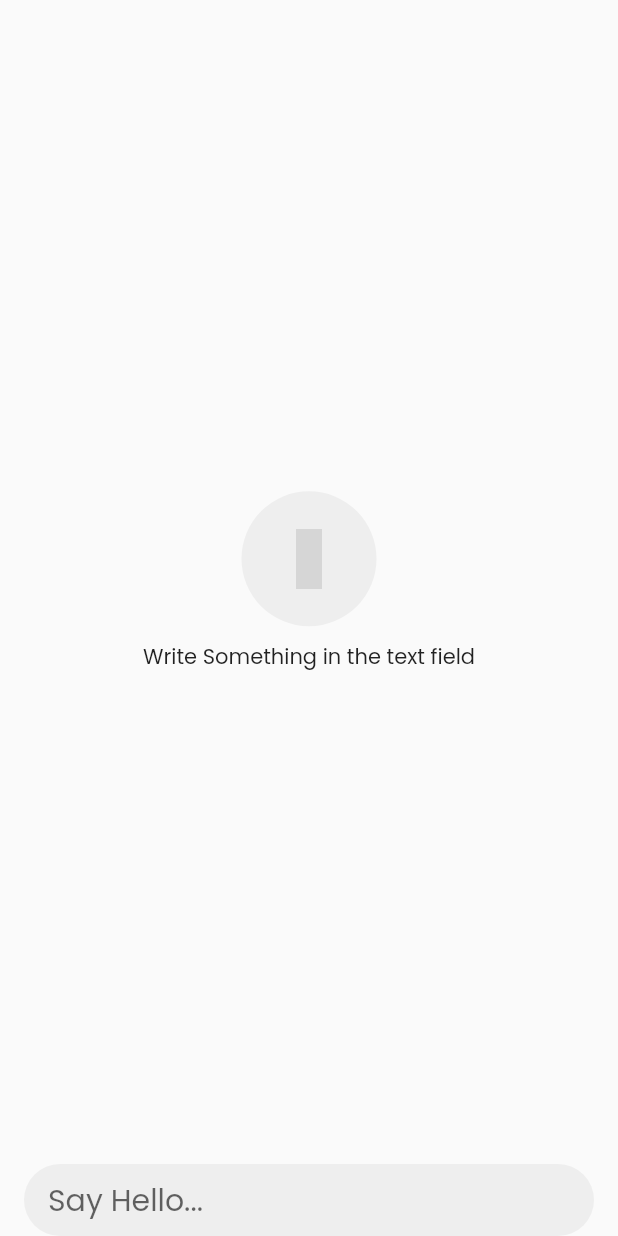
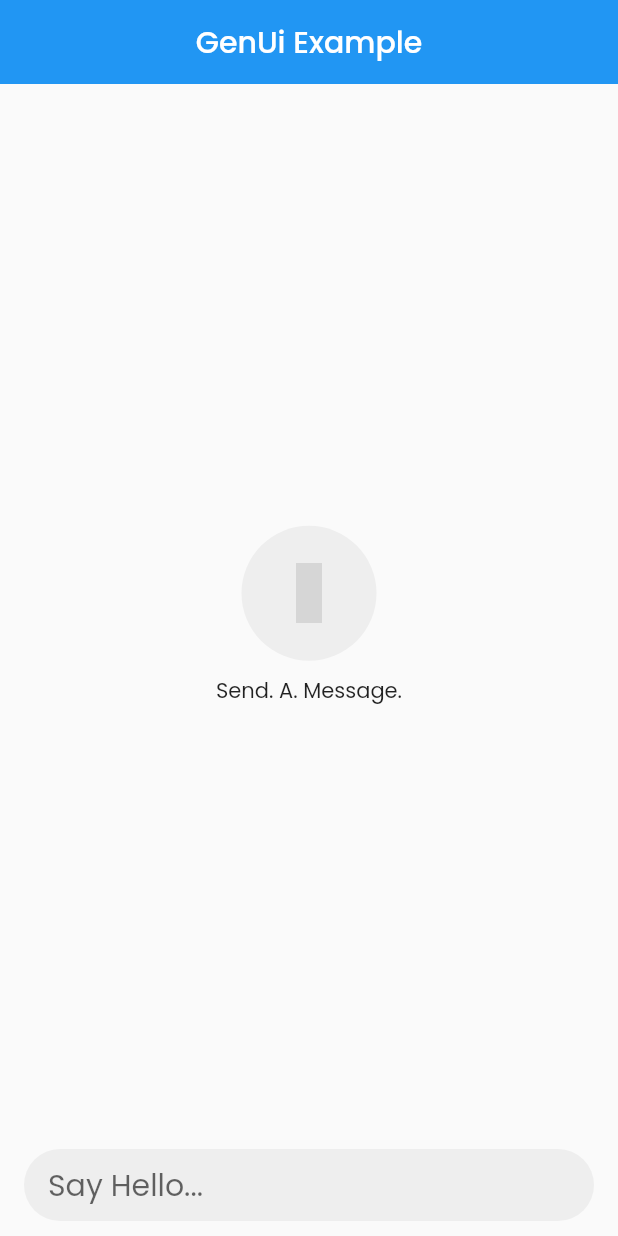
Before and after one commit to TheCodeDaniel/flutter_gen_ui_demo, a Flutter app: the screen it shows after launch, on a phone screen of 412 x 824 dp. Run offline on Flutter 3.47's test engine with Material 3 defaults, Android fonts, the phone set to English and light mode, and no system bars; our stand-ins replace iconsax; missing offline and left inert: genui; grey boxes are pictures that could not be loaded.

Commit message:
feat: complete simple chat UI

```diff
--- a/lib/features/chat/presentation/chat_home_ui.dart
+++ b/lib/features/chat/presentation/chat_home_ui.dart
@@ -11,11 +11,44 @@ class ChatHomeUi extends StatefulWidget {
 }
 
 class _ChatHomeUiState extends State<ChatHomeUi> {
+  TextEditingController userMessageController = TextEditingController();
+  bool hasMessage = false;
+
+  final scrollController = ScrollController();
+
+  @override
+  void initState() {
+    super.initState();
+    userMessageController.addListener(() {
+      if (userMessageController.text.isNotEmpty) {
+        setState(() => hasMessage = true);
+      } else {
+        setState(() => hasMessage = false);
+      }
+    });
+  }
+
   List<ChatModel> chatMessages = [];
+
+  void _sendMessage() {
+    setState(() {});
+    chatMessages.add(ChatModel(isUser: true, text: userMessageController.text));
+    userMessageController.clear();
+    if (chatMessages.length > 2) {
+      if (scrollController.hasClients) {
+        scrollController.animateTo(
+          scrollController.position.maxScrollExtent,
+          duration: const Duration(milliseconds: 500),
+          curve: Curves.easeOut,
+        );
+      }
+    }
+  }
 
   @override
   Widget build(BuildContext context) {
     return Scaffold(
+      appBar: AppBar(elevation: 0, centerTitle: true, title: Text("GenUi Example")),
       body: SafeArea(
         child: Padding(
           padding: const .symmetric(horizontal: 16),
@@ -33,7 +66,7 @@ class _ChatHomeUiState extends State<ChatHomeUi> {
                           backgroundColor: Colors.grey.shade200,
                           child: Icon(Iconsax.message, size: 40, color: Colors.black),
                         ),
-                        Text("Write Something in the text field"),
+                        Text("Send. A. Message."),
                       ],
                     ),
                   ),
@@ -41,6 +74,8 @@ class _ChatHomeUiState extends State<ChatHomeUi> {
               else
                 Expanded(
                   child: ListView.separated(
+                    physics: BouncingScrollPhysics(),
+                    controller: scrollController,
                     separatorBuilder: (_, i) => SizedBox(height: 10),
                     itemBuilder: (_, index) {
                       final ChatModel message = chatMessages[index];
@@ -52,6 +87,7 @@ class _ChatHomeUiState extends State<ChatHomeUi> {
                 ),
 
               TextFormField(
+                controller: userMessageController,
                 decoration: InputDecoration(
                   contentPadding: .symmetric(horizontal: 16),
                   filled: true,
@@ -59,9 +95,13 @@ class _ChatHomeUiState extends State<ChatHomeUi> {
                   border: OutlineInputBorder(borderRadius: .circular(26), borderSide: .none),
                   hintText: "Say Hello...",
                   hintStyle: TextStyle(fontSize: 20, height: 0),
-                  suffix: Icon(Iconsax.send_1),
+                  suffix: GestureDetector(
+                    onTap: _sendMessage,
+                    child: hasMessage ? Icon(Iconsax.send_1) : SizedBox.shrink(),
+                  ),
                 ),
               ),
+              SizedBox(height: 10),
             ],
           ),
         ),
```
Also changed, not shown: lib/features/chat/presentation/widgets/chat_bubble.dart (+6 -1 lines).
